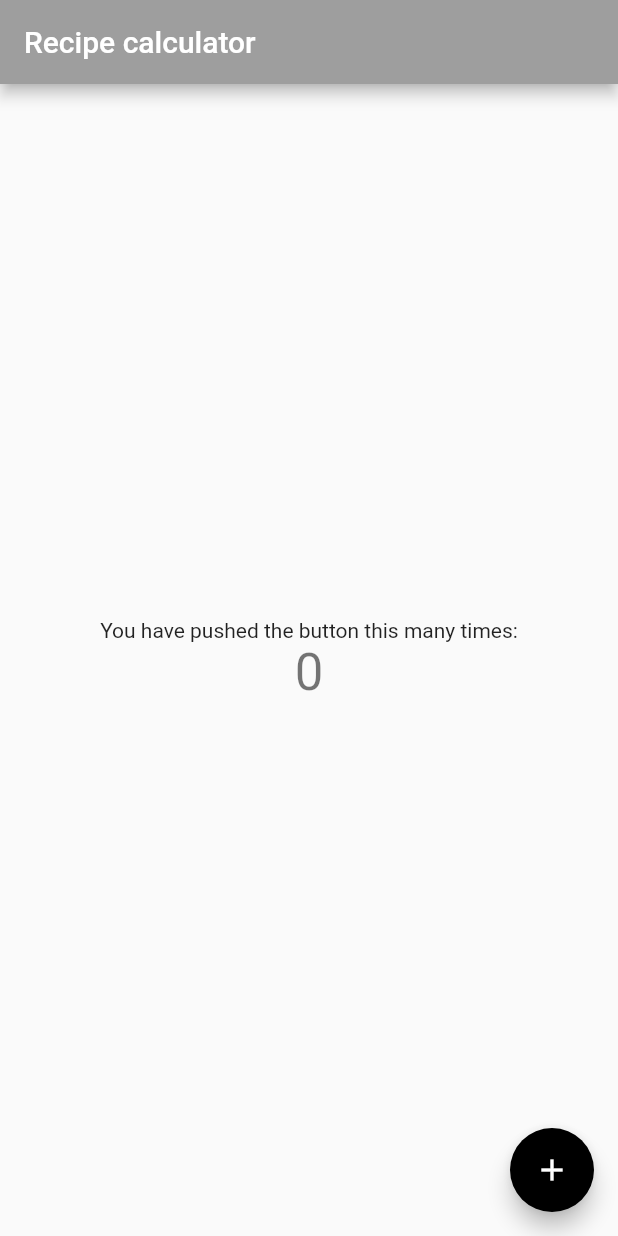
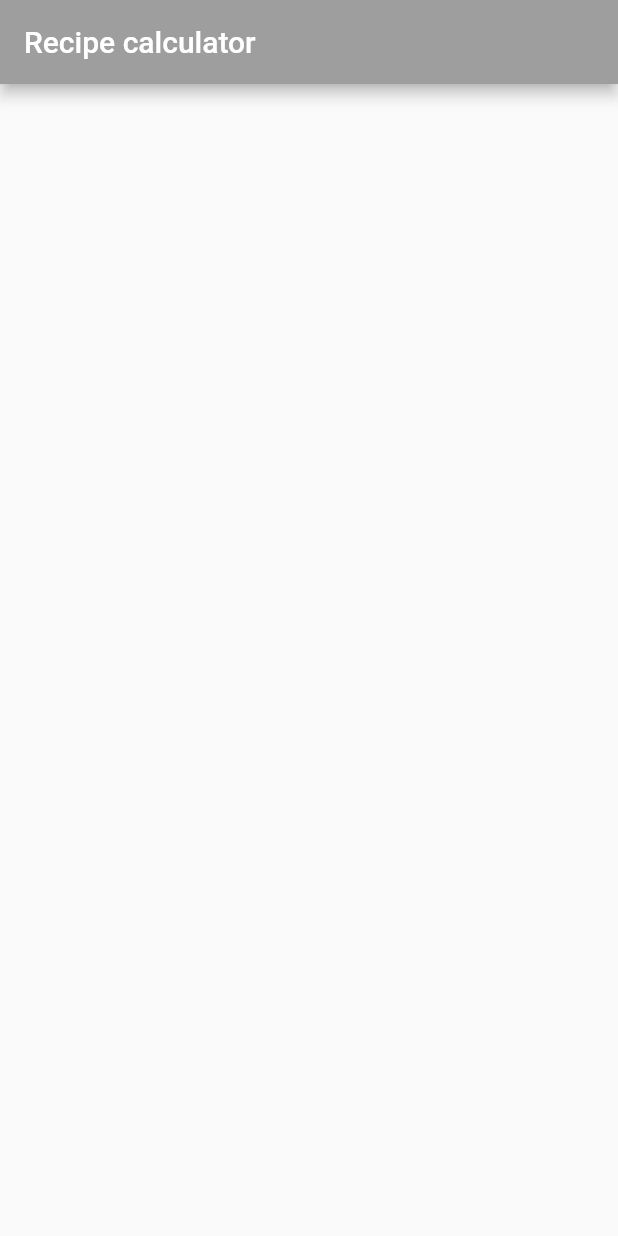
Before and after one commit to psstoyanov/recipes, a Flutter app: the screen it shows after launch, on a phone screen of 412 x 824 dp. Run offline on Flutter 3.47's test engine with Material 2 defaults, Android fonts, the phone set to English and light mode, and no system bars.

Commit message:
Clear home page

```diff
--- a/lib/main.dart
+++ b/lib/main.dart
@@ -43,68 +43,15 @@ class MyHomePage extends StatefulWidget {
 }
 
 class _MyHomePageState extends State<MyHomePage> {
-  int _counter = 0;
-
-  void _incrementCounter() {
-    setState(() {
-      // This call to setState tells the Flutter framework that something has
-      // changed in this State, which causes it to rerun the build method below
-      // so that the display can reflect the updated values. If we changed
-      // _counter without calling setState(), then the build method would not be
-      // called again, and so nothing would appear to happen.
-      _counter++;
-    });
-  }
-
   @override
   Widget build(BuildContext context) {
-    // This method is rerun every time setState is called, for instance as done
-    // by the _incrementCounter method above.
-    //
-    // The Flutter framework has been optimized to make rerunning build methods
-    // fast, so that you can just rebuild anything that needs updating rather
-    // than having to individually change instances of widgets.
     return Scaffold(
       appBar: AppBar(
-        // Here we take the value from the MyHomePage object that was created by
-        // the App.build method, and use it to set our appbar title.
         title: Text(widget.title),
       ),
-      body: Center(
-        // Center is a layout widget. It takes a single child and positions it
-        // in the middle of the parent.
-        child: Column(
-          // Column is also a layout widget. It takes a list of children and
-          // arranges them vertically. By default, it sizes itself to fit its
-          // children horizontally, and tries to be as tall as its parent.
-          //
-          // Invoke "debug painting" (press "p" in the console, choose the
-          // "Toggle Debug Paint" action from the Flutter Inspector in Android
-          // Studio, or the "Toggle Debug Paint" command in Visual Studio Code)
-          // to see the wireframe for each widget.
-          //
-          // Column has various properties to control how it sizes itself and
-          // how it positions its children. Here we use mainAxisAlignment to
-          // center the children vertically; the main axis here is the vertical
-          // axis because Columns are vertical (the cross axis would be
-          // horizontal).
-          mainAxisAlignment: MainAxisAlignment.center,
-          children: <Widget>[
-            const Text(
-              'You have pushed the button this many times:',
-            ),
-            Text(
-              '$_counter',
-              style: Theme.of(context).textTheme.headline4,
-            ),
-          ],
-        ),
+      body: SafeArea(
+        child: Container(),
       ),
-      floatingActionButton: FloatingActionButton(
-        onPressed: _incrementCounter,
-        tooltip: 'Increment',
-        child: const Icon(Icons.add),
-      ), // This trailing comma makes auto-formatting nicer for build methods.
     );
   }
 }
```
